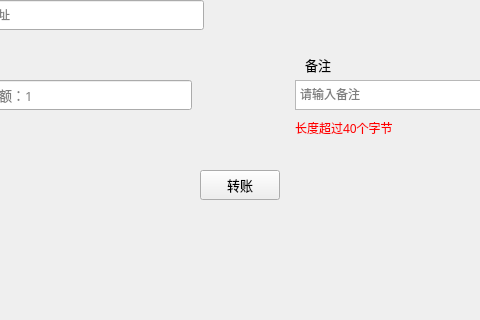
First picture: the form in transfer/transferpage.ui, repository HcashOrg/hx-indicator, before the edit; both pictures show x 155 to 635 and y 210 to 530 of the 770 by 530 pixel window.
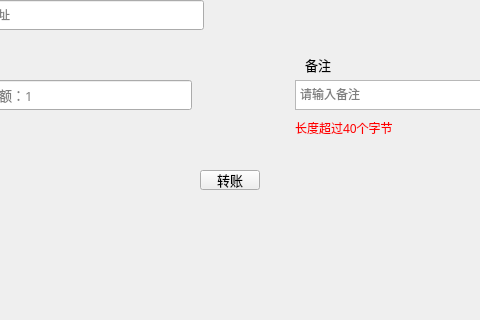
Second picture: the form after the edit.

```diff
--- a/transfer/transferpage.ui
+++ b/transfer/transferpage.ui
@@ -114,8 +114,8 @@
     <rect>
      <x>355</x>
      <y>380</y>
-     <width>80</width>
-     <height>30</height>
+     <width>60</width>
+     <height>20</height>
     </rect>
    </property>
    <property name="font">
```
Left out of the diff: 3 changed lines with no effect on the pictures.
